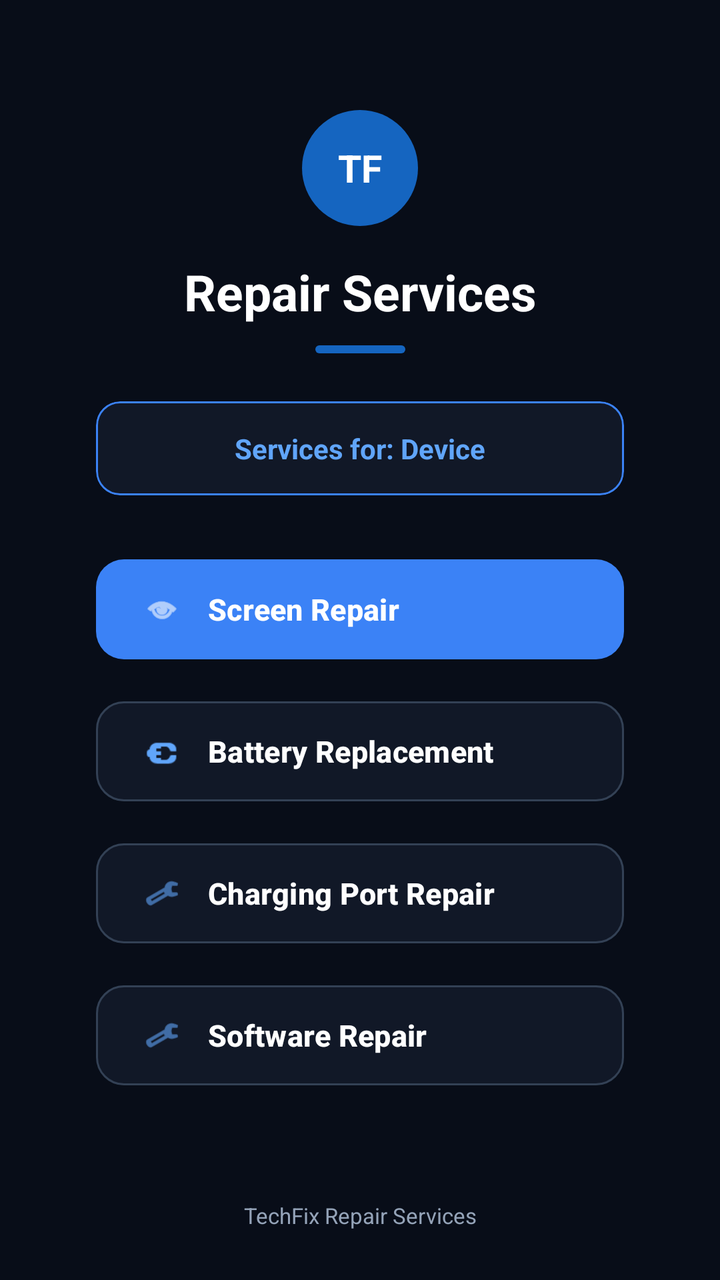
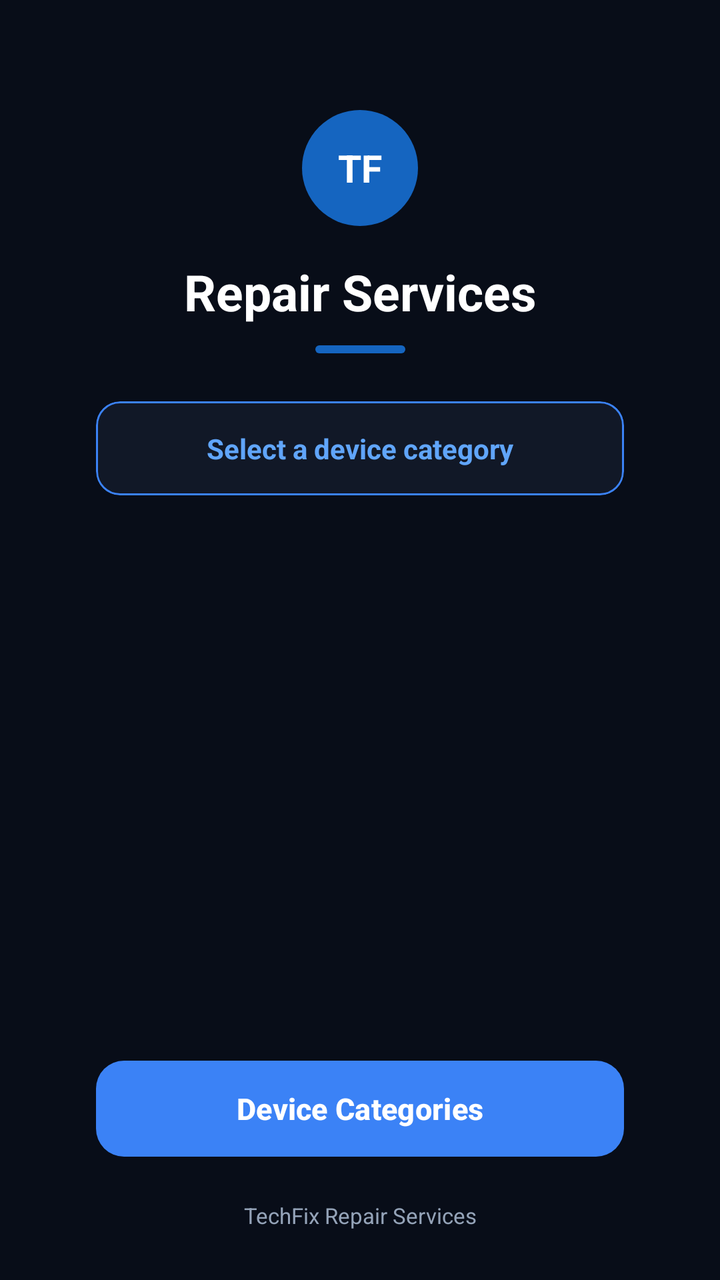

Before-and-after screenshots of an Android layout around one commit, followed by the original layout XML and the change that was made.
<!-- AndroidManifest.xml: application theme Theme.TechFix -->
<!-- res/layout/activity_repair_services.xml -->
﻿<?xml version="1.0" encoding="utf-8"?>

<androidx.constraintlayout.widget.ConstraintLayout
    xmlns:android="http://schemas.android.com/apk/res/android"
    xmlns:app="http://schemas.android.com/apk/res-auto"
    android:layout_width="match_parent"
    android:layout_height="match_parent"
    android:background="#080D18"
    android:paddingStart="28dp"
    android:paddingEnd="28dp">

    
    <TextView
        android:id="@+id/tvServicesLogo"
        android:layout_width="58dp"
        android:layout_height="58dp"
        android:layout_marginTop="55dp"
        android:background="@drawable/bg_icon_circle"
        android:gravity="center"
        android:text="TF"
        android:textColor="#FFFFFF"
        android:textSize="19sp"
        android:textStyle="bold"
        app:layout_constraintEnd_toEndOf="parent"
        app:layout_constraintStart_toStartOf="parent"
        app:layout_constraintTop_toTopOf="parent" />

    
    <TextView
        android:id="@+id/tvServicesTitle"
        android:layout_width="wrap_content"
        android:layout_height="wrap_content"
        android:layout_marginTop="16dp"
        android:text="Repair Services"
        android:textColor="#FFFFFF"
        android:textSize="25sp"
        android:textStyle="bold"
        app:layout_constraintEnd_toEndOf="parent"
        app:layout_constraintStart_toStartOf="parent"
        app:layout_constraintTop_toBottomOf="@id/tvServicesLogo" />

    
    <View
        android:id="@+id/servicesLine"
        android:layout_width="45dp"
        android:layout_height="4dp"
        android:layout_marginTop="10dp"
        android:background="@drawable/bg_small_line"
        app:layout_constraintEnd_toEndOf="parent"
        app:layout_constraintStart_toStartOf="parent"
        app:layout_constraintTop_toBottomOf="@id/tvServicesTitle" />

    
    <com.google.android.material.card.MaterialCardView
        android:id="@+id/categoryCard"
        android:layout_width="0dp"
        android:layout_height="wrap_content"
        android:layout_marginStart="20dp"
        android:layout_marginTop="24dp"
        android:layout_marginEnd="20dp"
        app:cardBackgroundColor="#111827"
        app:cardCornerRadius="12dp"
        app:cardElevation="0dp"
        app:strokeColor="#3B82F6"
        app:strokeWidth="1dp"
        app:layout_constraintEnd_toEndOf="parent"
        app:layout_constraintStart_toStartOf="parent"
        app:layout_constraintTop_toBottomOf="@id/servicesLine">

        <TextView
            android:id="@+id/tvCategoryName"
            android:layout_width="match_parent"
            android:layout_height="wrap_content"
            android:gravity="center"
            android:padding="14dp"
            android:text="Services for: Device"
            android:textColor="#60A5FA"
            android:textSize="14sp"
            android:textStyle="bold" />

    </com.google.android.material.card.MaterialCardView>

    
    <com.google.android.material.button.MaterialButton
        android:id="@+id/btnScreenRepair"
        android:layout_width="0dp"
        android:layout_height="58dp"
        android:layout_marginStart="20dp"
        android:layout_marginTop="28dp"
        android:layout_marginEnd="20dp"
        android:gravity="center_vertical"
        android:paddingStart="22dp"
        android:paddingEnd="20dp"
        android:text="Screen Repair"
        android:textAllCaps="false"
        android:textColor="#FFFFFF"
        android:textSize="15sp"
        android:textStyle="bold"
        app:backgroundTint="#3B82F6"
        app:cornerRadius="14dp"
        app:icon="@android:drawable/ic_menu_view"
        app:iconGravity="textStart"
        app:iconPadding="14dp"
        app:iconTint="#FFFFFF"
        app:layout_constraintEnd_toEndOf="parent"
        app:layout_constraintStart_toStartOf="parent"
        app:layout_constraintTop_toBottomOf="@id/categoryCard" />

    
    <com.google.android.material.button.MaterialButton
        android:id="@+id/btnBatteryRepair"
        android:layout_width="0dp"
        android:layout_height="58dp"
        android:layout_marginStart="20dp"
        android:layout_marginTop="13dp"
        android:layout_marginEnd="20dp"
        android:gravity="center_vertical"
        android:paddingStart="22dp"
        android:paddingEnd="20dp"
        android:text="Battery Replacement"
        android:textAllCaps="false"
        android:textColor="#FFFFFF"
        android:textSize="15sp"
        android:textStyle="bold"
        app:backgroundTint="#111827"
        app:cornerRadius="14dp"
        app:icon="@android:drawable/ic_lock_idle_charging"
        app:iconGravity="textStart"
        app:iconPadding="14dp"
        app:iconTint="#60A5FA"
        app:layout_constraintEnd_toEndOf="parent"
        app:layout_constraintStart_toStartOf="parent"
        app:layout_constraintTop_toBottomOf="@id/btnScreenRepair"
        app:strokeColor="#334155"
        app:strokeWidth="1dp" />

    
    <com.google.android.material.button.MaterialButton
        android:id="@+id/btnChargingRepair"
        android:layout_width="0dp"
        android:layout_height="58dp"
        android:layout_marginStart="20dp"
        android:layout_marginTop="13dp"
        android:layout_marginEnd="20dp"
        android:gravity="center_vertical"
        android:paddingStart="22dp"
        android:paddingEnd="20dp"
        android:text="Charging Port Repair"
        android:textAllCaps="false"
        android:textColor="#FFFFFF"
        android:textSize="15sp"
        android:textStyle="bold"
        app:backgroundTint="#111827"
        app:cornerRadius="14dp"
        app:icon="@android:drawable/ic_menu_manage"
        app:iconGravity="textStart"
        app:iconPadding="14dp"
        app:iconTint="#60A5FA"
        app:layout_constraintEnd_toEndOf="parent"
        app:layout_constraintStart_toStartOf="parent"
        app:layout_constraintTop_toBottomOf="@id/btnBatteryRepair"
        app:strokeColor="#334155"
        app:strokeWidth="1dp" />

    
    <com.google.android.material.button.MaterialButton
        android:id="@+id/btnSoftwareRepair"
        android:layout_width="0dp"
        android:layout_height="58dp"
        android:layout_marginStart="20dp"
        android:layout_marginTop="13dp"
        android:layout_marginEnd="20dp"
        android:gravity="center_vertical"
        android:paddingStart="22dp"
        android:paddingEnd="20dp"
        android:text="Software Repair"
        android:textAllCaps="false"
        android:textColor="#FFFFFF"
        android:textSize="15sp"
        android:textStyle="bold"
        app:backgroundTint="#111827"
        app:cornerRadius="14dp"
        app:icon="@android:drawable/ic_menu_preferences"
        app:iconGravity="textStart"
        app:iconPadding="14dp"
        app:iconTint="#60A5FA"
        app:layout_constraintEnd_toEndOf="parent"
        app:layout_constraintStart_toStartOf="parent"
        app:layout_constraintTop_toBottomOf="@id/btnChargingRepair"
        app:strokeColor="#334155"
        app:strokeWidth="1dp" />

    
    <TextView
        android:id="@+id/tvServicesFooter"
        android:layout_width="wrap_content"
        android:layout_height="wrap_content"
        android:layout_marginBottom="25dp"
        android:text="TechFix Repair Services"
        android:textColor="#94A3B8"
        android:textSize="11sp"
        app:layout_constraintBottom_toBottomOf="parent"
        app:layout_constraintEnd_toEndOf="parent"
        app:layout_constraintStart_toStartOf="parent" />

</androidx.constraintlayout.widget.ConstraintLayout>
<!-- resources referenced by this layout -->
<resources>
  <!-- drawable bg_icon_circle (drawable) -->
  <?xml version="1.0" encoding="utf-8"?>
  <shape xmlns:android="http://schemas.android.com/apk/res/android"
      android:shape="oval">
  
      <solid android:color="#1565C0" />
  
  </shape>
  <!-- drawable bg_small_line (drawable) -->
  <?xml version="1.0" encoding="utf-8"?>
  <shape xmlns:android="http://schemas.android.com/apk/res/android"
      android:shape="rectangle">
  
      <corners android:radius="10dp" />
      <solid android:color="#1565C0" />
  
  </shape>
  <style name="Theme.TechFix" parent="Base.Theme.TechFix" />
  <style name="Base.Theme.TechFix" parent="Theme.Material3.DayNight.NoActionBar">
          
          
      </style>
</resources>

<!-- the commit's change to res/layout/activity_repair_services.xml (unified diff, before → after) -->
@@ -73,7 +73,7 @@
             android:layout_height="wrap_content"
             android:gravity="center"
             android:padding="14dp"
-            android:text="Services for: Device"
+            android:text="Select a device category"
             android:textColor="#60A5FA"
             android:textSize="14sp"
             android:textStyle="bold" />
@@ -81,114 +81,51 @@
     </com.google.android.material.card.MaterialCardView>
 
     
+    <ScrollView
+        android:id="@+id/servicesScrollView"
+        android:layout_width="0dp"
+        android:layout_height="0dp"
+        android:layout_marginStart="20dp"
+        android:layout_marginTop="24dp"
+        android:layout_marginEnd="20dp"
+        android:layout_marginBottom="16dp"
+        android:clipToPadding="false"
+        android:fillViewport="true"
+        android:scrollbars="vertical"
+        app:layout_constraintBottom_toTopOf="@id/btnDeviceCategories"
+        app:layout_constraintEnd_toEndOf="parent"
+        app:layout_constraintStart_toStartOf="parent"
+        app:layout_constraintTop_toBottomOf="@id/categoryCard">
+
+        
+        <LinearLayout
+            android:id="@+id/servicesContainer"
+            android:layout_width="match_parent"
+            android:layout_height="wrap_content"
+            android:orientation="vertical"
+            android:paddingBottom="8dp" />
+
+    </ScrollView>
+
+    
     <com.google.android.material.button.MaterialButton
-        android:id="@+id/btnScreenRepair"
+        android:id="@+id/btnDeviceCategories"
         android:layout_width="0dp"
-        android:layout_height="58dp"
+        android:layout_height="56dp"
         android:layout_marginStart="20dp"
-        android:layout_marginTop="28dp"
         android:layout_marginEnd="20dp"
-        android:gravity="center_vertical"
-        android:paddingStart="22dp"
-        android:paddingEnd="20dp"
-        android:text="Screen Repair"
+        android:layout_marginBottom="18dp"
+        android:gravity="center"
+        android:text="Device Categories"
         android:textAllCaps="false"
         android:textColor="#FFFFFF"
         android:textSize="15sp"
         android:textStyle="bold"
         app:backgroundTint="#3B82F6"
         app:cornerRadius="14dp"
-        app:icon="@android:drawable/ic_menu_view"
-        app:iconGravity="textStart"
-        app:iconPadding="14dp"
-        app:iconTint="#FFFFFF"
+        app:layout_constraintBottom_toTopOf="@id/tvServicesFooter"
         app:layout_constraintEnd_toEndOf="parent"
-        app:layout_constraintStart_toStartOf="parent"
-        app:layout_constraintTop_toBottomOf="@id/categoryCard" />
-
-    
-    <com.google.android.material.button.MaterialButton
-        android:id="@+id/btnBatteryRepair"
-        android:layout_width="0dp"
-        android:layout_height="58dp"
-        android:layout_marginStart="20dp"
-        android:layout_marginTop="13dp"
-        android:layout_marginEnd="20dp"
-        android:gravity="center_vertical"
-        android:paddingStart="22dp"
-        android:paddingEnd="20dp"
-        android:text="Battery Replacement"
-        android:textAllCaps="false"
-        android:textColor="#FFFFFF"
-        android:textSize="15sp"
-        android:textStyle="bold"
-        app:backgroundTint="#111827"
-        app:cornerRadius="14dp"
-        app:icon="@android:drawable/ic_lock_idle_charging"
-        app:iconGravity="textStart"
-        app:iconPadding="14dp"
-        app:iconTint="#60A5FA"
-        app:layout_constraintEnd_toEndOf="parent"
-        app:layout_constraintStart_toStartOf="parent"
-        app:layout_constraintTop_toBottomOf="@id/btnScreenRepair"
-        app:strokeColor="#334155"
-        app:strokeWidth="1dp" />
-
-    
-    <com.google.android.material.button.MaterialButton
-        android:id="@+id/btnChargingRepair"
-        android:layout_width="0dp"
-        android:layout_height="58dp"
-        android:layout_marginStart="20dp"
-        android:layout_marginTop="13dp"
-        android:layout_marginEnd="20dp"
-        android:gravity="center_vertical"
-        android:paddingStart="22dp"
-        android:paddingEnd="20dp"
-        android:text="Charging Port Repair"
-        android:textAllCaps="false"
-        android:textColor="#FFFFFF"
-        android:textSize="15sp"
-        android:textStyle="bold"
-        app:backgroundTint="#111827"
-        app:cornerRadius="14dp"
-        app:icon="@android:drawable/ic_menu_manage"
-        app:iconGravity="textStart"
-        app:iconPadding="14dp"
-        app:iconTint="#60A5FA"
-        app:layout_constraintEnd_toEndOf="parent"
-        app:layout_constraintStart_toStartOf="parent"
-        app:layout_constraintTop_toBottomOf="@id/btnBatteryRepair"
-        app:strokeColor="#334155"
-        app:strokeWidth="1dp" />
-
-    
-    <com.google.android.material.button.MaterialButton
-        android:id="@+id/btnSoftwareRepair"
-        android:layout_width="0dp"
-        android:layout_height="58dp"
-        android:layout_marginStart="20dp"
-        android:layout_marginTop="13dp"
-        android:layout_marginEnd="20dp"
-        android:gravity="center_vertical"
-        android:paddingStart="22dp"
-        android:paddingEnd="20dp"
-        android:text="Software Repair"
-        android:textAllCaps="false"
-        android:textColor="#FFFFFF"
-        android:textSize="15sp"
-        android:textStyle="bold"
-        app:backgroundTint="#111827"
-        app:cornerRadius="14dp"
-        app:icon="@android:drawable/ic_menu_preferences"
-        app:iconGravity="textStart"
-        app:iconPadding="14dp"
-        app:iconTint="#60A5FA"
-        app:layout_constraintEnd_toEndOf="parent"
-        app:layout_constraintStart_toStartOf="parent"
-        app:layout_constraintTop_toBottomOf="@id/btnChargingRepair"
-        app:strokeColor="#334155"
-        app:strokeWidth="1dp" />
+        app:layout_constraintStart_toStartOf="parent" />
 
     
     <TextView
